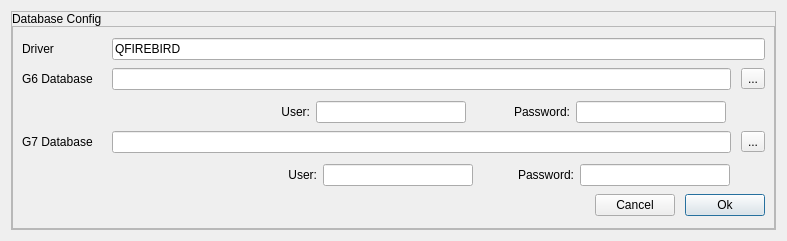
Qt form src/RSDatabaseConfig.ui (stslu/rex) before a commit.
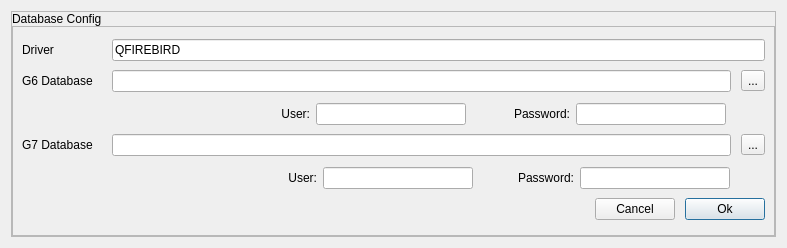
The same form after that commit.

What changed in the file:
```diff
--- a/src/RSDatabaseConfig.ui
+++ b/src/RSDatabaseConfig.ui
@@ -7,7 +7,7 @@
     <x>0</x>
     <y>0</y>
     <width>787</width>
-    <height>241</height>
+    <height>248</height>
    </rect>
   </property>
   <property name="minimumSize">
@@ -25,6 +25,13 @@
   <property name="windowTitle">
    <string>Databases configuration</string>
   </property>
+  <property name="styleSheet">
+   <string notr="true">QPushButton{
+background-color: qlineargradient(x1: 0, y1: 0, x2: 0, y2: 1, stop: 0 white, stop: 1 grey);
+color: black;
+font-weight: bold;
+}font: 9pt;</string>
+  </property>
   <layout class="QGridLayout" name="gridLayout">
    <item row="0" column="0">
     <widget class="QFrame" name="m_border">
```
